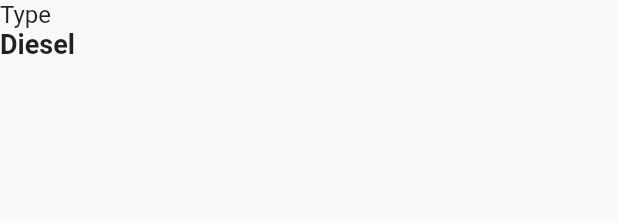
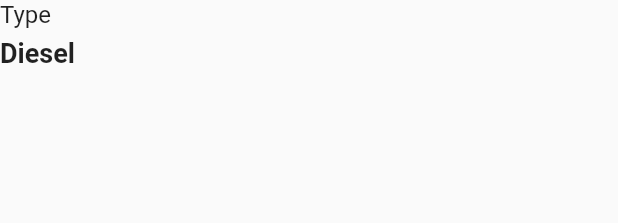
Before and after one commit to Agatolies/autobaloo_front, a Flutter app: the CarInfoTable widget shown alone on an empty page, opened directly, on a phone screen of 412 x 824 dp. Shown: the top 223 px of the screen. Run offline on Flutter 3.47's test engine with Material 2 defaults, Android fonts, the phone set to English and light mode, and no system bars; our stand-ins replace cached_network_image, carousel_slider, flutter_secure_storage, get_it, go_router, google_fonts and 3 more; accounts and stored records are empty; network calls fail; Roboto replaces fonts that are missing (Hind).

Commit message:
Modifications car_detail_page

```diff
--- a/lib/views/components/car_info_table.dart
+++ b/lib/views/components/car_info_table.dart
@@ -10,14 +10,20 @@ class CarInfoTable extends StatelessWidget {
   @override
   Widget build(BuildContext context) {
     return Row(
-      children: [
-        Column(
       crossAxisAlignment: CrossAxisAlignment.start,
       children: [
-            Text(
+        Container(
+          padding: EdgeInsets.only(bottom: 40, right: 80),
+          child: Column(
+            crossAxisAlignment: CrossAxisAlignment.start,
+            children: [
+              Padding(
+                padding: const EdgeInsets.only(bottom: 6.0),
+                child: Text(
                   columnName,
                   style: const TextStyle(
                     fontSize: 16,
+                  ),
                 ),
               ),
               Text(carInfo,
@@ -27,6 +33,7 @@ class CarInfoTable extends StatelessWidget {
                 ),)
             ],
           ),
+        ),
       ],
     );
   }
--- a/lib/views/pages/car_detail_page.dart
+++ b/lib/views/pages/car_detail_page.dart
@@ -50,10 +50,12 @@ class _CarDetail extends State<CarDetailPage> {
           child: PageSection(
             titleEvent: 'Général',
             widget: Row(
+              crossAxisAlignment: CrossAxisAlignment.start,
               children: [
                 Container(
                     margin: const EdgeInsets.only(top: 50),
                     child: Column(
+                      crossAxisAlignment: CrossAxisAlignment.start,
                       //TODO : ajouter les paramètres dynamiques
                       children: const [
                         CarInfoTable(columnName: 'Type', carInfo: 'Diesel'),
@@ -66,6 +68,7 @@ class _CarDetail extends State<CarDetailPage> {
                 Container(
                     margin: const EdgeInsets.only(top: 50),
                     child: Column(
+                      crossAxisAlignment: CrossAxisAlignment.start,
                       //TODO : ajouter les paramètres dynamiques
                       children: const [
                         CarInfoTable(columnName: 'Norme Euro', carInfo: 'EU6'),
```
Also changed, not shown: 1 other file. Lines whose indentation alone changed are shown as unchanged.
